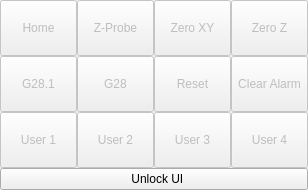
octronic-uk/Candle, file View/ControlForm.ui: the form before one commit.
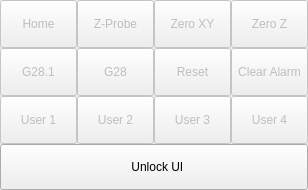
The form after the commit. Icons and pictures are not drawn.

Diff of the .ui file:
```diff
--- a/View/ControlForm.ui
+++ b/View/ControlForm.ui
@@ -33,7 +33,7 @@
     <number>0</number>
    </property>
    <item>
-    <layout class="QHBoxLayout" name="horizontalLayout">
+    <layout class="QHBoxLayout" name="horizontalLayout" stretch="1,1,1,1">
      <property name="spacing">
       <number>0</number>
      </property>
@@ -216,7 +216,7 @@
     </layout>
    </item>
    <item>
-    <layout class="QHBoxLayout" name="horizontalLayout_2">
+    <layout class="QHBoxLayout" name="horizontalLayout_2" stretch="1,1,1,1">
      <property name="spacing">
       <number>0</number>
      </property>
@@ -399,7 +399,7 @@
     </layout>
    </item>
    <item>
-    <layout class="QHBoxLayout" name="horizontalLayout_3">
+    <layout class="QHBoxLayout" name="horizontalLayout_3" stretch="1,1,1,1">
      <property name="spacing">
       <number>0</number>
      </property>
@@ -558,7 +558,13 @@
     </layout>
    </item>
    <item>
-    <widget class="QPushButton" name="unlockUiButton">
+    <widget class="QToolButton" name="unlockUiButton">
+     <property name="sizePolicy">
+      <sizepolicy hsizetype="Expanding" vsizetype="Expanding">
+       <horstretch>0</horstretch>
+       <verstretch>0</verstretch>
+      </sizepolicy>
+     </property>
      <property name="text">
       <string>  Unlock UI</string>
      </property>
@@ -572,6 +578,9 @@
        <height>30</height>
       </size>
      </property>
+     <property name="toolButtonStyle">
+      <enum>Qt::ToolButtonTextUnderIcon</enum>
+     </property>
     </widget>
    </item>
   </layout>
```
